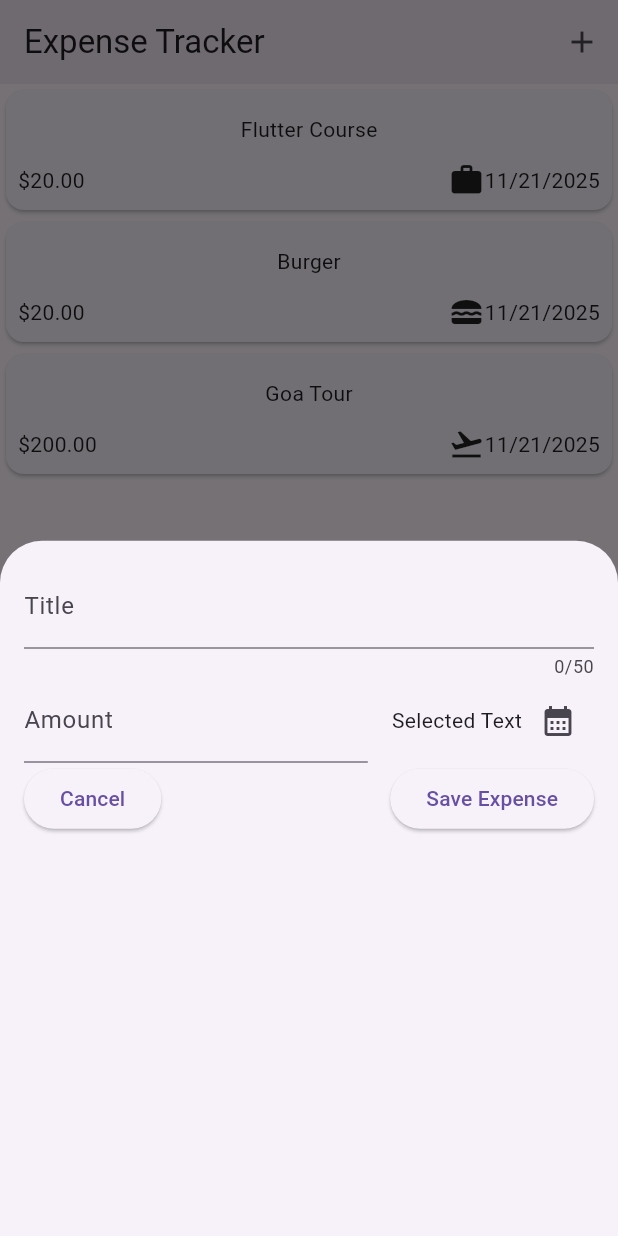
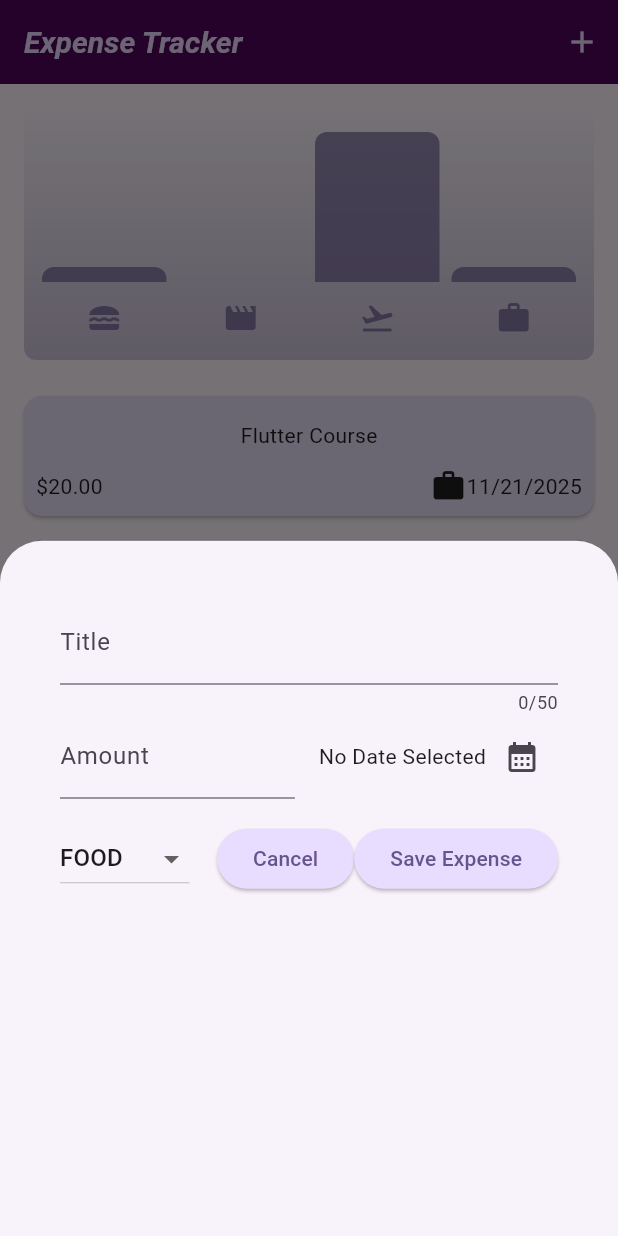
Before and after one commit to saieesh1997/Expense_Tracker, a Flutter app: the screen it shows after launch, after a tap on the "add" icon, on a phone screen of 412 x 824 dp. Run offline on Flutter 3.47's test engine with Material 3 defaults, Android fonts, the phone set to English and light mode, and no system bars; missing offline and left inert: dart:ffi.

Commit message:
Expense tracker all features completed

```diff
--- a/lib/Models/expense_model.dart
+++ b/lib/Models/expense_model.dart
@@ -31,3 +31,24 @@ class ExpenseModel {
     return formatter.format(date);
   }
 }
+
+class ExpenseBucket {
+  const ExpenseBucket({required this.category, required this.expenses});
+
+  ExpenseBucket.forCategory(List<ExpenseModel> allExpenses, this.category)
+    : expenses =
+          allExpenses.where((expense) => expense.category == category).toList();
+
+  final Category category;
+  final List<ExpenseModel> expenses;
+
+  double get totalExpenses {
+    double sum = 0;
+
+    for (final expense in expenses) {
+      sum += expense.amount;
+    }
+
+    return sum;
+  }
+}
--- a/lib/expense.dart
+++ b/lib/expense.dart
@@ -1,5 +1,8 @@
+import 'dart:ffi';
+
 import 'package:expense_tracker/Models/expense_model.dart';
 import 'package:expense_tracker/expenseList.dart';
+import 'package:expense_tracker/widgets/chart.dart';
 import 'package:expense_tracker/widgets/create_new_expense.dart';
 import 'package:flutter/material.dart';
 
@@ -33,15 +36,63 @@ class _ExpenseState extends State<Expense> {
   ];
 
   void _onPressedBottomSheet() {
-    showModalBottomSheet(context: context, builder: (ctx) => NewExpense());
+    showModalBottomSheet(
+      // isScrollControlled: true,
+      context: context,
+      builder: (ctx) => NewExpense(onAddExpense: _addExpense),
+    );
+  }
+
+  void _addExpense(ExpenseModel expense) {
+    setState(() {
+      _registeredExpenseList.add(expense);
+    });
+  }
+
+  void _removeExpense(ExpenseModel expense) {
+    final expenseIndex = _registeredExpenseList.indexOf(expense);
+    setState(() {
+      _registeredExpenseList.remove(expense);
+    });
+    ScaffoldMessenger.of(context).clearSnackBars();
+    ScaffoldMessenger.of(context).showSnackBar(
+      SnackBar(
+        content: Text('Expense Deleted'),
+        duration: Duration(seconds: 2),
+        action: SnackBarAction(
+          label: 'Undo',
+          onPressed: () {
+            setState(() {
+              _registeredExpenseList.insert(expenseIndex, expense);
+            });
+          },
+        ),
+      ),
+    );
   }
 
   @override
   Widget build(BuildContext context) {
+    Widget maincontent = Center(
+      child: Text("No Expenses Found, Add some By Clicking on + button!"),
+    );
+    if (_registeredExpenseList.isNotEmpty) {
+      maincontent = Expenselist(
+        expenses: _registeredExpenseList,
+        onRemoveExpense: _removeExpense,
+      );
+    }
     return Scaffold(
       appBar: AppBar(
-        backgroundColor: Colors.purple[50],
-        title: Text('Expense Tracker'),
+        backgroundColor: const Color.fromARGB(255, 78, 5, 89),
+        title: Text(
+          'Expense Tracker',
+          style: TextStyle(
+            fontStyle: FontStyle.italic,
+            fontWeight: FontWeight.bold,
+            fontSize: 20,
+          ),
+        ),
         actions: [
           IconButton(
             onPressed: () {
@@ -53,8 +104,8 @@ class _ExpenseState extends State<Expense> {
       ),
       body: Column(
         children: [
-          // Text('Expense chart'),
-          Expanded(child: Expenselist(expenses: _registeredExpenseList)),
+          SizedBox(height: 200, child: Chart(expenses: _registeredExpenseList)),
+          Expanded(child: maincontent),
         ],
       ),
     );
--- a/lib/expenseList.dart
+++ b/lib/expenseList.dart
@@ -3,7 +3,13 @@ import 'package:expense_tracker/widgets/expense_item.dart';
 import 'package:flutter/material.dart';
 
 class Expenselist extends StatelessWidget {
-  const Expenselist({super.key, required this.expenses});
+  const Expenselist({
+    super.key,
+    required this.expenses,
+    required this.onRemoveExpense,
+  });
+
+  final void Function(ExpenseModel expense) onRemoveExpense;
 
   final List<ExpenseModel> expenses;
 
@@ -11,7 +17,19 @@ class Expenselist extends StatelessWidget {
   Widget build(BuildContext context) {
     return ListView.builder(
       itemCount: expenses.length,
-      itemBuilder: (lst, index) => ExpenseItem(expenses[index]),
+      itemBuilder:
+          (lst, index) => Dismissible(
+            key: ValueKey(expenses[index]),
+            onDismissed: (direction) {
+              onRemoveExpense(expenses[index]);
+            },
+            background: Container(
+              color: const Color.fromARGB(111, 255, 82, 82),
+              margin: EdgeInsets.only(right: 16, left: 16),
+            ),
+
+            child: ExpenseItem(expenses[index]),
+          ),
     );
   }
 }
--- a/lib/main.dart
+++ b/lib/main.dart
@@ -1,6 +1,9 @@
 import 'package:expense_tracker/expense.dart';
 import 'package:flutter/material.dart';
 
+var kColorScheme = ColorScheme.fromSeed(
+  seedColor: Color.fromARGB(255, 96, 59, 181),
+);
 void main() {
   runApp(const MyApp());
 }
@@ -11,6 +14,32 @@ class MyApp extends StatelessWidget {
   // This widget is the root of your application.
   @override
   Widget build(BuildContext context) {
-    return MaterialApp(theme: ThemeData(useMaterial3: true), home: Expense());
+    return MaterialApp(
+      theme: ThemeData().copyWith(
+        useMaterial3: true,
+        colorScheme: kColorScheme,
+        appBarTheme: const AppBarTheme().copyWith(
+          backgroundColor: kColorScheme.onPrimaryContainer,
+          foregroundColor: kColorScheme.primaryContainer,
+        ),
+        cardTheme: const CardTheme().copyWith(
+          color: kColorScheme.secondaryContainer,
+          margin: const EdgeInsets.symmetric(horizontal: 16, vertical: 8),
+        ),
+        elevatedButtonTheme: ElevatedButtonThemeData(
+          style: ElevatedButton.styleFrom(
+            backgroundColor: kColorScheme.primaryContainer,
+          ),
+        ),
+        textTheme: ThemeData().textTheme.copyWith(
+          titleLarge: TextStyle(
+            fontWeight: FontWeight.normal,
+            color: kColorScheme.onSecondaryContainer,
+            fontSize: 14,
+          ),
+        ),
+      ),
+      home: Expense(),
+    );
   }
 }
--- /dev/null
+++ b/lib/widgets/chart.dart
@@ -0,0 +1,93 @@
+import 'package:expense_tracker/Models/expense_model.dart';
+import 'package:expense_tracker/widgets/chart_bar.dart';
+import 'package:flutter/material.dart';
+
+class Chart extends StatelessWidget {
+  const Chart({super.key, required this.expenses});
+
+  final List<ExpenseModel> expenses;
+
+  List<ExpenseBucket> get buckets {
+    return [
+      ExpenseBucket.forCategory(expenses, Category.food),
+      ExpenseBucket.forCategory(expenses, Category.leisure),
+      ExpenseBucket.forCategory(expenses, Category.travel),
+      ExpenseBucket.forCategory(expenses, Category.work),
+    ];
+  }
+
+  double get maxTotalExpense {
+    double maxTotalExpense = 0;
+
+    for (final bucket in buckets) {
+      if (bucket.totalExpenses > maxTotalExpense) {
+        maxTotalExpense = bucket.totalExpenses;
+      }
+    }
+
+    return maxTotalExpense;
+  }
+
+  @override
+  Widget build(BuildContext context) {
+    final isDarkMode =
+        MediaQuery.of(context).platformBrightness == Brightness.dark;
+    return Container(
+      margin: const EdgeInsets.all(16),
+      padding: const EdgeInsets.symmetric(vertical: 16, horizontal: 8),
+      width: double.infinity,
+      height: 180,
+      decoration: BoxDecoration(
+        borderRadius: BorderRadius.circular(8),
+        gradient: LinearGradient(
+          colors: [
+            Theme.of(context).colorScheme.primary.withOpacity(0.3),
+            Theme.of(context).colorScheme.primary.withOpacity(0.0),
+          ],
+          begin: Alignment.bottomCenter,
+          end: Alignment.topCenter,
+        ),
+      ),
+      child: Column(
+        children: [
+          Expanded(
+            child: Row(
+              crossAxisAlignment: CrossAxisAlignment.end,
+              children: [
+                for (final bucket in buckets) // alternative to map()
+                  ChartBar(
+                    fill:
+                        bucket.totalExpenses == 0
+                            ? 0
+                            : bucket.totalExpenses / maxTotalExpense,
+                  ),
+              ],
+            ),
+          ),
+          const SizedBox(height: 12),
+          Row(
+            children:
+                buckets
+                    .map(
+                      (bucket) => Expanded(
+                        child: Padding(
+                          padding: const EdgeInsets.symmetric(horizontal: 4),
+                          child: Icon(
+                            categoryIcons[bucket.category],
+                            color:
+                                isDarkMode
+                                    ? Theme.of(context).colorScheme.secondary
+                                    : Theme.of(
+                                      context,
+                                    ).colorScheme.primary.withOpacity(0.7),
+                          ),
+                        ),
+                      ),
+                    )
+                    .toList(),
+          ),
+        ],
+      ),
+    );
+  }
+}
--- /dev/null
+++ b/lib/widgets/chart_bar.dart
@@ -0,0 +1,33 @@
+import 'package:flutter/material.dart';
+
+class ChartBar extends StatelessWidget {
+  const ChartBar({super.key, required this.fill});
+
+  final double fill;
+
+  @override
+  Widget build(BuildContext context) {
+    final isDarkMode =
+        MediaQuery.of(context).platformBrightness == Brightness.dark;
+    return Expanded(
+      child: Padding(
+        padding: const EdgeInsets.symmetric(horizontal: 4),
+        child: FractionallySizedBox(
+          heightFactor: fill,
+          child: DecoratedBox(
+            decoration: BoxDecoration(
+              shape: BoxShape.rectangle,
+              borderRadius: const BorderRadius.vertical(
+                top: Radius.circular(8),
+              ),
+              color:
+                  isDarkMode
+                      ? Theme.of(context).colorScheme.secondary
+                      : Theme.of(context).colorScheme.primary.withOpacity(0.65),
+            ),
+          ),
+        ),
+      ),
+    );
+  }
+}
--- a/lib/widgets/create_new_expense.dart
+++ b/lib/widgets/create_new_expense.dart
@@ -1,8 +1,9 @@
+import 'package:expense_tracker/Models/expense_model.dart';
 import 'package:flutter/material.dart';
 
 class NewExpense extends StatefulWidget {
-  const NewExpense({super.key});
-
+  const NewExpense({super.key, required this.onAddExpense});
+  final void Function(ExpenseModel expense) onAddExpense;
   @override
   State<NewExpense> createState() => _NewExpenseState();
 }
@@ -10,22 +11,67 @@ class NewExpense extends StatefulWidget {
 class _NewExpenseState extends State<NewExpense> {
   final _titleController = TextEditingController();
   final _amountController = TextEditingController();
+  DateTime? _selectedDate;
+  Category? _selectedCategory = Category.food;
 
-  void _openDatePicker() {
+  void _openDatePicker() async {
     final now = DateTime.now();
     final firstDate = DateTime(now.year - 1, now.month, now.day);
-    showDatePicker(
+    final pickedDate = await showDatePicker(
       context: context,
       initialDate: now,
       firstDate: firstDate,
       lastDate: now,
     );
+    setState(() {
+      _selectedDate = pickedDate;
+    });
+  }
+
+  void _submitExpenseData() {
+    final enteredAmount = double.tryParse(
+      _amountController.text,
+    ); // tryParse('Hello') => null, tryParse('1.12') => 1.12
+    final amountIsInvalid = enteredAmount == null || enteredAmount <= 0;
+    if (_titleController.text.trim().isEmpty ||
+        amountIsInvalid ||
+        _selectedDate == null) {
+      showDialog(
+        context: context,
+        builder:
+            (ctx) => AlertDialog(
+              title: const Text('Invalid input'),
+              content: const Text(
+                'Please make sure a valid title, amount, date and category was entered.',
+              ),
+              actions: [
+                TextButton(
+                  onPressed: () {
+                    Navigator.pop(ctx);
+                  },
+                  child: const Text('Okay'),
+                ),
+              ],
+            ),
+      );
+      return;
+    }
+    widget.onAddExpense(
+      ExpenseModel(
+        amount: enteredAmount,
+        title: _titleController.text,
+        date: _selectedDate!,
+        category: _selectedCategory!,
+      ),
+    );
+    Navigator.pop(context);
+    // ...
   }
 
   @override
   Widget build(BuildContext context) {
     return Padding(
-      padding: const EdgeInsets.all(16.0),
+      padding: const EdgeInsets.all(40.0),
       child: Column(
         children: [
           TextField(
@@ -49,7 +95,11 @@ class _NewExpenseState extends State<NewExpense> {
               Row(
                 mainAxisAlignment: MainAxisAlignment.end,
                 children: [
-                  Text('Selected Text'),
+                  Text(
+                    _selectedDate == null
+                        ? 'No Date Selected'
+                        : formatter.format(_selectedDate!),
+                  ),
                   IconButton(
                     onPressed: () {
                       _openDatePicker();
@@ -60,9 +110,31 @@ class _NewExpenseState extends State<NewExpense> {
               ),
             ],
           ),
+          const SizedBox(height: 16),
           Row(
             mainAxisAlignment: MainAxisAlignment.spaceBetween,
             children: [
+              DropdownButton(
+                value: _selectedCategory,
+                items:
+                    Category.values
+                        .map(
+                          (category) => DropdownMenuItem(
+                            value: category,
+                            child: Text(category.name.toUpperCase()),
+                          ),
+                        )
+                        .toList(),
+                onChanged: (value) {
+                  if (value == null) {
+                    return;
+                  }
+                  setState(() {
+                    _selectedCategory = value;
+                  });
+                },
+              ),
+              const Spacer(),
               ElevatedButton(
                 onPressed: () {
                   Navigator.pop(context);
@@ -71,8 +143,7 @@ class _NewExpenseState extends State<NewExpense> {
               ),
               ElevatedButton(
                 onPressed: () {
-                  print(_titleController.text);
-                  print(_amountController);
+                  _submitExpenseData();
                 },
                 child: Text("Save Expense"),
               ),
--- a/pubspec.yaml
+++ b/pubspec.yaml
@@ -36,6 +36,7 @@ dependencies:
   cupertino_icons: ^1.0.8
   uuid: ^4.5.2
   intl: ^0.20.2
+  fl_chart: ^0.68.0
 
 dev_dependencies:
   flutter_test:
```
Also changed, not shown: pubspec.lock.
